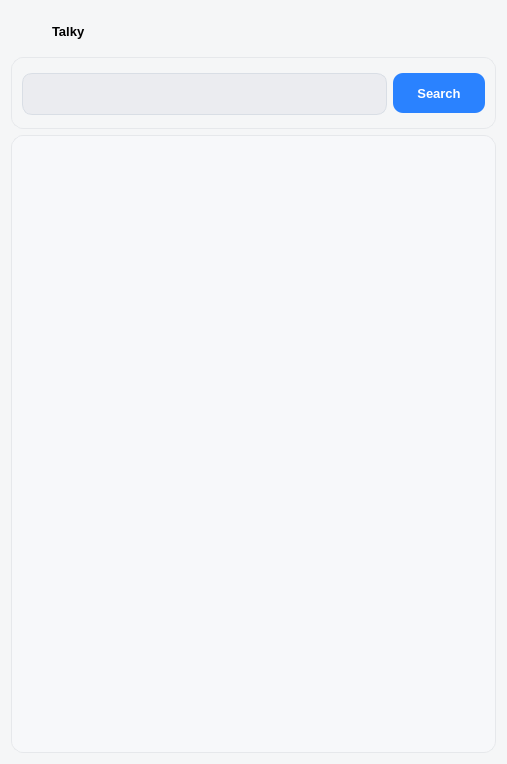
The window that resource/SearchFriend.ui (CreamCheesePuffs/TalkyClient) describes before a commit, drawn with Qt 5.
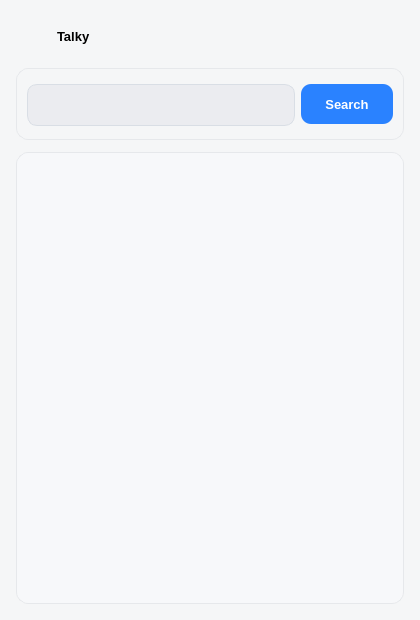
The same window after the commit. Icons and pictures are not drawn.

The edit to the form file:
```diff
--- a/resource/SearchFriend.ui
+++ b/resource/SearchFriend.ui
@@ -6,8 +6,8 @@
    <rect>
     <x>0</x>
     <y>0</y>
-    <width>507</width>
-    <height>764</height>
+    <width>420</width>
+    <height>620</height>
    </rect>
   </property>
   <property name="minimumSize">
@@ -132,6 +132,21 @@
 </string>
   </property>
   <layout class="QVBoxLayout" name="verticalLayout">
+   <property name="spacing">
+    <number>12</number>
+   </property>
+   <property name="leftMargin">
+    <number>16</number>
+   </property>
+   <property name="topMargin">
+    <number>16</number>
+   </property>
+   <property name="rightMargin">
+    <number>16</number>
+   </property>
+   <property name="bottomMargin">
+    <number>16</number>
+   </property>
    <item>
     <widget class="QWidget" name="titleBar" native="true">
      <property name="minimumSize">
@@ -216,7 +231,6 @@
         </property>
         <property name="font">
          <font>
-          <pointsize>-1</pointsize>
           <weight>50</weight>
           <bold>false</bold>
          </font>
@@ -312,7 +326,11 @@
     </widget>
    </item>
    <item>
-    <widget class="QListWidget" name="friendList"/>
+    <widget class="QListWidget" name="friendList">
+     <property name="enabled">
+      <bool>true</bool>
+     </property>
+    </widget>
    </item>
   </layout>
  </widget>
```
